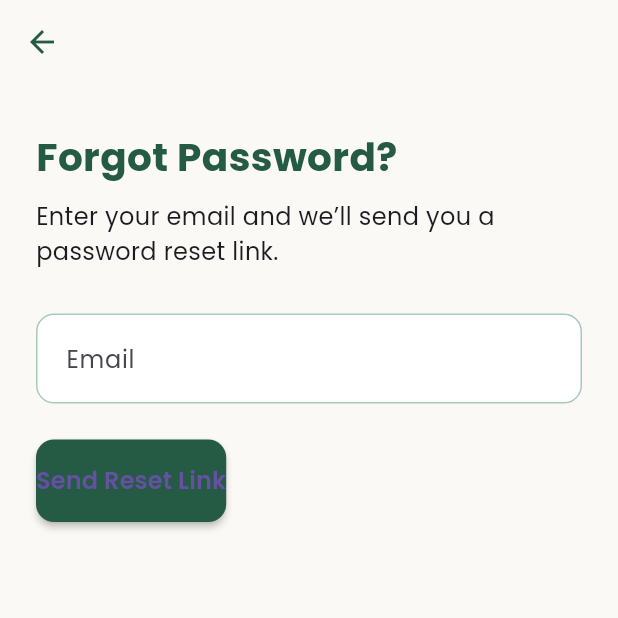
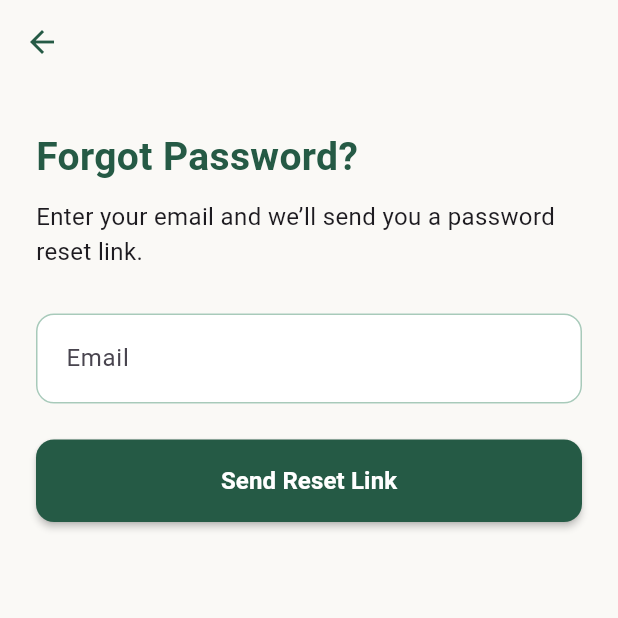
Before and after one commit to alibassam24/Carpool, a Flutter app: the screen it shows after launch, after a tap on "Skip", after a tap on "Forgot Password?", on a phone screen of 412 x 824 dp, the top half of it. Run offline on Flutter 3.47's test engine with Material 3 defaults, Android fonts, the light colour scheme and no system bars; our stand-ins replace get, google_fonts, shared_preferences.

Commit message:
ui fixes

```diff
--- a/lib/main.dart
+++ b/lib/main.dart
@@ -1,3 +1,4 @@
+import 'package:carpool_connect/screens/onboarding/onboarding_screen.dart';
 import 'package:flutter/material.dart';
 import 'package:get/get.dart';
 
@@ -14,11 +15,12 @@ class CarpoolApp extends StatelessWidget {
   @override
   Widget build(BuildContext context) {
     return GetMaterialApp(
-    initialRoute: AppRoutes.splash,
-    getPages: AppRoutes.routes,
-      title: 'Carpool Connect',
-      debugShowCheckedModeBanner: false,
-      theme: AppTheme.lightTheme,
+      home: OnboardingScreen(),
+   // initialRoute: AppRoutes.splash,
+   // getPages: AppRoutes.routes,
+     // title: 'Carpool Connect',
+     // debugShowCheckedModeBanner: false,
+      //theme: AppTheme.lightTheme,
     );
   }
 }
--- a/lib/screens/onboarding/onboarding_screen.dart
+++ b/lib/screens/onboarding/onboarding_screen.dart
@@ -16,25 +16,25 @@ class _OnboardingScreenState extends State<OnboardingScreen> {
 
   final List<OnboardingModel> onboardingPages = [
     OnboardingModel(
-      imageAsset: 'assets/images/onboarding1.png',
+      imageAsset: 'assets/images/onboarding2.png',
       title: 'Find rides near you',
       subtitle:
           'Discover eco-friendly carpools going your way. Save fuel, time, and the planet — together.',
     ),
     OnboardingModel(
-      imageAsset: 'assets/images/onboarding2.png',
+      imageAsset: 'assets/images/onboarding1.png',
       title: 'Connect with commuters',
       subtitle:
           'Join a trusted network of carpoolers. Build community while getting where you need to go.',
     ),
     OnboardingModel(
-      imageAsset: 'assets/images/onboarding3.png',
+      imageAsset: 'assets/images/onboarding4.png',
       title: 'Save money every trip',
       subtitle:
           'Share the ride, split the cost. Carpooling has never been this smart — or this simple.',
     ),
     OnboardingModel(
-      imageAsset: 'assets/images/onboarding4.png',
+      imageAsset: 'assets/images/onboarding3.png',
       title: 'Ready to ride?',
       subtitle: 'Let’s get you connected.',
     ),
--- a/lib/widgets/custom_button.dart
+++ b/lib/widgets/custom_button.dart
@@ -5,23 +5,27 @@ class CustomButton extends StatelessWidget {
   final VoidCallback onPressed;
   final Color backgroundColor;
   final bool isLoading;
-
+  final double? width;
   const CustomButton({
     super.key,
     required this.text,
     required this.onPressed,
     this.backgroundColor = const Color(0xFF255A45),
     this.isLoading = false,
+    this.width, // 👈 add this
   });
 
   @override
   Widget build(BuildContext context) {
-    return ElevatedButton(
+    return SizedBox(
+      width: width ?? double.infinity,
+      child: ElevatedButton(
         onPressed: isLoading ? null : onPressed,
         style: ElevatedButton.styleFrom(
           elevation: 2,
           padding: const EdgeInsets.symmetric(vertical: 16),
           backgroundColor: backgroundColor,
+          foregroundColor: Colors.white,
           shape: RoundedRectangleBorder(
             borderRadius: BorderRadius.circular(12),
           ),
@@ -32,6 +36,7 @@ class CustomButton extends StatelessWidget {
                 text,
                 style: const TextStyle(fontSize: 16, fontWeight: FontWeight.w600),
               ),
+      ),
     );
   }
 }
--- a/pubspec.yaml
+++ b/pubspec.yaml
@@ -65,8 +65,8 @@ dev_dependencies:
 # The following section is specific to Flutter packages.
 flutter:
   assets:
-    - assets/images/logo1.png
-    - assets/images/logo2.png
+    - assets/images/
+   # - assets/images/logo2.png
   # The following line ensures that the Material Icons font is
   # included with your application, so that you can use the icons in
   # the material Icons class.
```
Also changed, not shown: assets/images/Screenshot 2025-07-30 at 10.15.10 PM.png (added), assets/images/Screenshot 2025-07-30 at 8.45.07 PM.png (added), assets/images/Screenshot 2025-07-30 at 8.45.28 PM.png (added), assets/images/Screenshot 2025-07-30 at 9.58.17 PM.png (added), assets/images/onboarding1.png, assets/images/onboarding2.png, assets/images/onboarding3.png, assets/images/onboarding4.png (added), assets/images/onboarding5.png (added), assets/images/onboarding6.png (added). Lines whose indentation alone changed are shown as unchanged.
